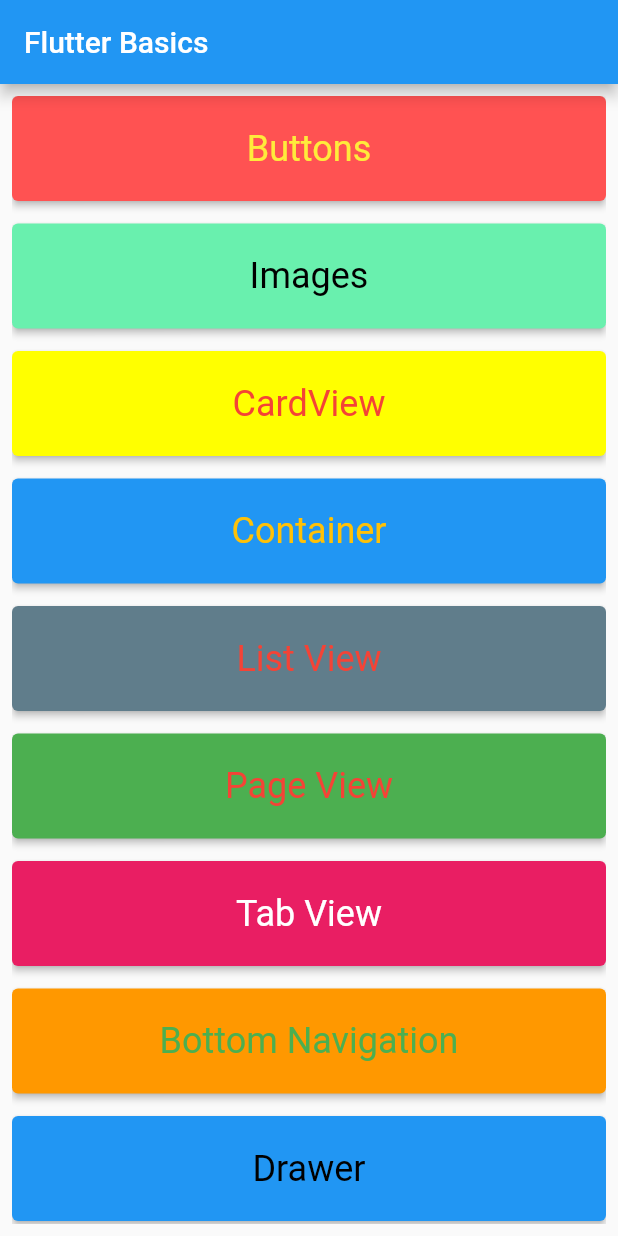
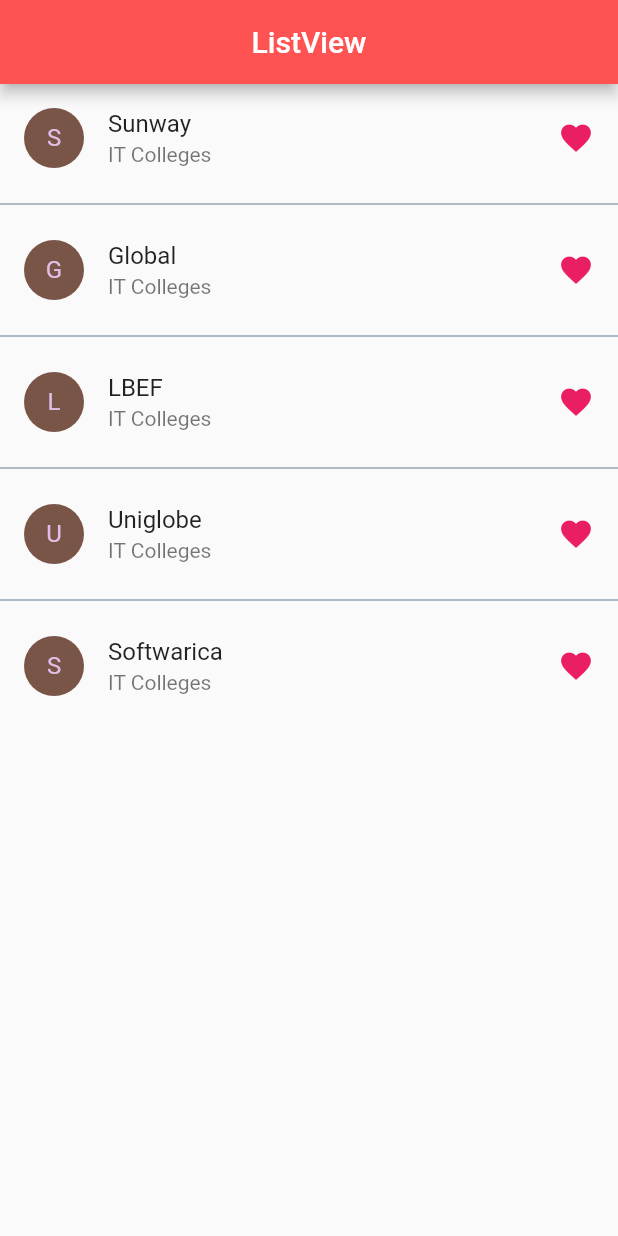
Before and after one commit to rkoirala129/first_flutter_app, a Flutter app: the screen it shows after launch, on a phone screen of 412 x 824 dp. Run offline on Flutter 3.47's test engine with Material 2 defaults, Android fonts, the phone set to English and light mode, and no system bars.

Commit message:
updated listview

```diff
--- a/lib/main.dart
+++ b/lib/main.dart
@@ -1,11 +1,11 @@
 import 'package:first_flutter_app/screenUI/bottomnavigation.dart';
 import 'package:first_flutter_app/screenUI/buttonwidget.dart';
-import 'package:first_flutter_app/screenUI/cardview.dart';
 import 'package:first_flutter_app/screenUI/drawerwidget.dart';
 import 'package:first_flutter_app/screenUI/home.dart';
 import 'package:first_flutter_app/screenUI/containerwidget.dart';
 import 'package:first_flutter_app/screenUI/imagewidget.dart';
 import 'package:first_flutter_app/screenUI/listViewWidget.dart';
+import 'package:first_flutter_app/screenUI/listviewtypes.dart';
 import 'package:first_flutter_app/screenUI/pageviewwidget.dart';
 import 'package:first_flutter_app/screenUI/rowcolumn.dart';
 import 'package:first_flutter_app/screenUI/scaffoldtext.dart';
@@ -27,9 +27,9 @@ class MyApp extends StatelessWidget {
       debugShowCheckedModeBanner: false,
       title: 'Flutter Demo',
       theme: ThemeData(
-        primarySwatch: Colors.blue,
+        primarySwatch: Colors.purple,
       ),
-      home: const HomePage(),
+      home: const ListViewTypes(),
     );
   }
 }
--- a/lib/screenUI/imagewidget.dart
+++ b/lib/screenUI/imagewidget.dart
@@ -7,8 +7,10 @@ class ImageWidget extends StatelessWidget {
   Widget build(BuildContext context) {
     final image3 =
         "https://isvr.acceleragent.com/usr/13440499593/CustomPages/images/bigstock-Beautiful-exterior-of-newly-bu-2996625883.jpg";
+
     final image4 =
         "https://charlotte.axios.com/wp-content/uploads/2021/09/509-Poindexter-axios-charlotte-hot-homes.jpg.webp";
+
     return Scaffold(
         appBar: AppBar(
           title: Text("ImageWidget Demo"),
--- /dev/null
+++ b/lib/screenUI/listviewtypes.dart
@@ -0,0 +1,111 @@
+import 'package:flutter/material.dart';
+
+class ListViewTypes extends StatefulWidget {
+  const ListViewTypes({Key? key}) : super(key: key);
+
+  @override
+  State<ListViewTypes> createState() => _ListViewTypesState();
+}
+
+class _ListViewTypesState extends State<ListViewTypes> {
+  @override
+  Widget build(BuildContext context) {
+    final list1 = ["Sunway ", "Global", "LBEF", "Uniglobe", "Softwarica"];
+    return Scaffold(
+      appBar: AppBar(
+        title: Text("ListView"),
+        centerTitle: true,
+        backgroundColor: Colors.redAccent,
+      ),
+      // body: ListView(
+      //   scrollDirection: Axis.vertical,
+      //   children: [
+      //     // Text("Hello"),
+      //     // Text("Sunway"),
+      //     // Text("Hello"),
+      //     // Text("Sunway"),
+      //     // Text("Hello"),
+      //     // Text("Sunway"),
+      //     // Text("Hello"),
+      //     // Text("Sunway"),
+      //     // Text("Sunway"),
+      //     // Text("Hello"),
+      //     // Text("Sunway"),
+      //     ListTile(
+      //       title: Text("Sunway International"),
+      //       subtitle: Text("BCU"),
+      //       leading: Icon(
+      //         Icons.star,
+      //         color: Colors.orange,
+      //       ),
+      //     ),
+      //     ListTile(
+      //       title: Text("Nami International"),
+      //       subtitle: Text("BIT"),
+      //       trailing: Icon(
+      //         Icons.favorite,
+      //         color: Colors.pink,
+      //       ),
+      //     ),
+      //     ListTile(
+      //       title: Text("Global International"),
+      //       subtitle: Text("BIT"),
+      //       leading: CircleAvatar(
+      //         backgroundColor: Colors.brown,
+      //         child: Text("GC"),
+      //       ),
+      //       trailing: Icon(
+      //         Icons.favorite,
+      //         color: Colors.pink,
+      //       ),
+      //     )
+      //   ],
+      // ),
+
+      // body: ListView.builder(
+      //     itemCount: list1.length,
+      //     itemBuilder: ((context, index) {
+      //       return ListTile(
+      //         onTap: (() {
+      //           print('Item pressed.');
+      //           print(index.toString());
+      //         }),
+      //         title: Text(list1[index]),
+      //         subtitle: Text("IT Colleges"),
+      //         leading: CircleAvatar(
+      //           backgroundColor: Colors.brown,
+      //           child: Text(list1[index][0]),
+      //         ),
+      //         trailing: Icon(
+      //           Icons.favorite,
+      //           color: Colors.pink,
+      //         ),
+      //       );
+      //     })),
+
+      body: ListView.separated(
+          separatorBuilder: (context, index) => Divider(
+                color: Colors.blueGrey,
+              ),
+          itemCount: list1.length,
+          itemBuilder: ((context, index) {
+            return ListTile(
+              onTap: (() {
+                print('Item pressed.');
+                print(index.toString());
+              }),
+              title: Text(list1[index]),
+              subtitle: Text("IT Colleges"),
+              leading: CircleAvatar(
+                backgroundColor: Colors.brown,
+                child: Text(list1[index][0]),
+              ),
+              trailing: Icon(
+                Icons.favorite,
+                color: Colors.pink,
+              ),
+            );
+          })),
+    );
+  }
+}
--- a/lib/screenUI/textfieldwidget.dart
+++ b/lib/screenUI/textfieldwidget.dart
@@ -69,7 +69,7 @@ class _TextFieldWidgetState extends State<TextFieldWidget> {
               border: OutlineInputBorder(),
               //label: Text("Email"),
               labelText: "Password",
-              hintText: "name@email.com",
+              hintText: "Enter your password.",
               errorText: "password is weak.",
               // icon: Icon(Icons.mail),
               prefixIcon: Icon(Icons.mail),
```
Also changed, not shown: lib/screenUI/cardview.dart (deleted, +0 -42 lines).
